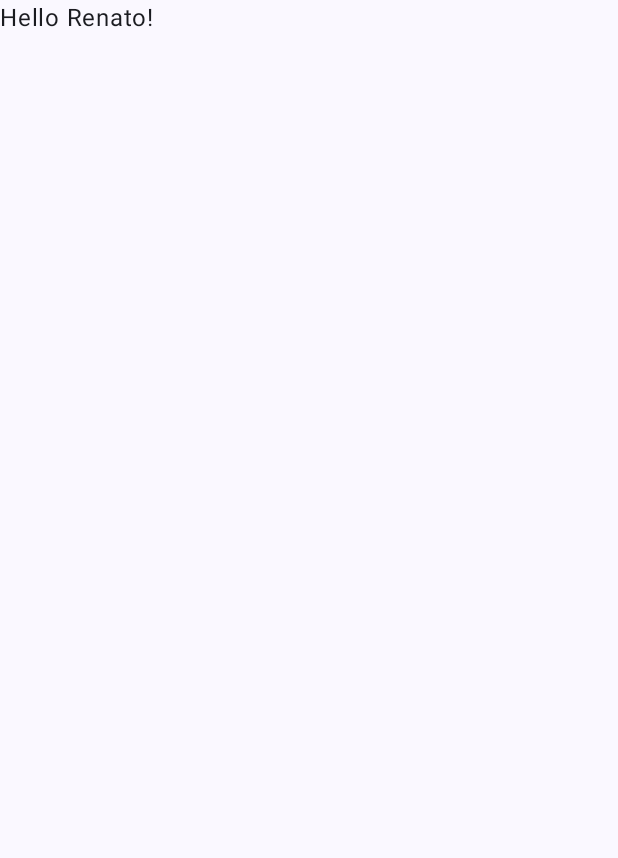
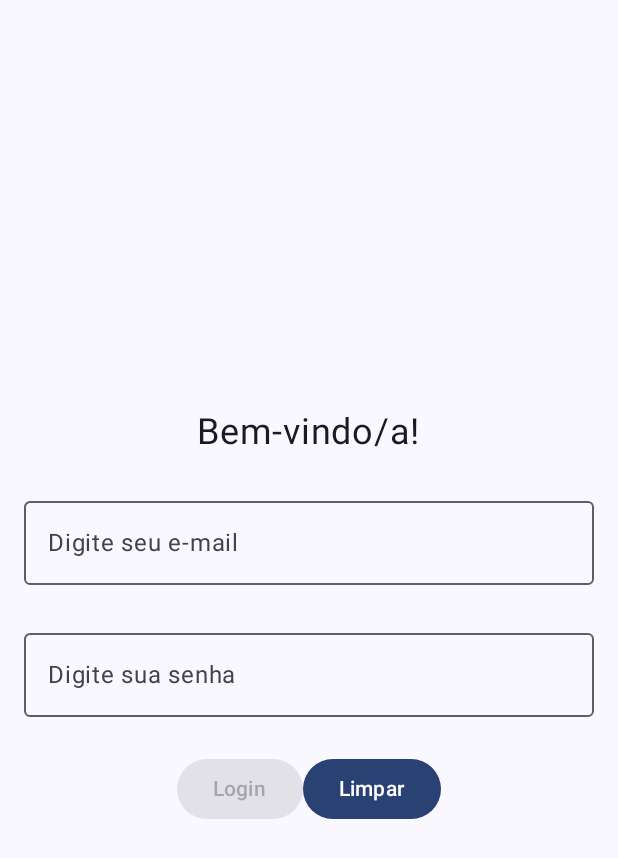
Before and after one commit to renatovanderlei/pdm_praticas, an Android app built with Jetpack Compose: the screen it shows after launch (MainActivity before the commit, LoginActivity after it), on a phone screen of 412 x 824 dp. Before the commit the part shown is almost empty. Shown: the top 858 px of the screen. Run offline under Robolectric (Android 15) with nearby library versions, the phone set to English and light mode, and no system bars.

Commit message:
Prática 01 – Parte 2

```diff
--- a/app/src/main/AndroidManifest.xml
+++ b/app/src/main/AndroidManifest.xml
@@ -13,6 +13,17 @@
         android:theme="@style/Theme.WeatherApp"
         tools:targetApi="31">
         <activity
+            android:name=".LoginActivity"
+            android:exported="true"
+            android:label="@string/title_activity_login"
+            android:theme="@style/Theme.WeatherApp">
+            <intent-filter>
+                <action android:name="android.intent.action.MAIN" />
+
+                <category android:name="android.intent.category.LAUNCHER" />
+            </intent-filter>
+        </activity>
+        <activity
             android:name=".MainActivity"
             android:exported="true"
             android:label="@string/app_name"
--- /dev/null
+++ b/app/src/main/java/com/weatherapp/LoginActivity.kt
@@ -0,0 +1,104 @@
+package com.weatherapp
+
+import android.app.Activity
+import android.os.Bundle
+import android.widget.Toast
+import androidx.activity.ComponentActivity
+import androidx.activity.compose.setContent
+import androidx.activity.enableEdgeToEdge
+import androidx.compose.foundation.layout.Arrangement
+import androidx.compose.foundation.layout.Column
+import androidx.compose.foundation.layout.Row
+import androidx.compose.foundation.layout.Spacer
+import androidx.compose.foundation.layout.fillMaxSize
+import androidx.compose.foundation.layout.fillMaxWidth
+import androidx.compose.foundation.layout.padding
+import androidx.compose.foundation.layout.size
+import androidx.compose.material3.Button
+import androidx.compose.material3.OutlinedTextField
+import androidx.compose.material3.Scaffold
+import androidx.compose.material3.Text
+import androidx.compose.runtime.Composable
+import androidx.compose.runtime.getValue
+import androidx.compose.runtime.mutableStateOf
+import androidx.compose.runtime.saveable.rememberSaveable
+import androidx.compose.runtime.setValue
+import androidx.compose.ui.Alignment.Companion.CenterHorizontally
+import androidx.compose.ui.Modifier
+import androidx.compose.ui.platform.LocalContext
+import androidx.compose.ui.text.input.PasswordVisualTransformation
+import androidx.compose.ui.tooling.preview.Preview
+import androidx.compose.ui.unit.dp
+import androidx.compose.ui.unit.sp
+import com.weatherapp.ui.theme.WeatherAppTheme
+
+class LoginActivity : ComponentActivity() {
+    override fun onCreate(savedInstanceState: Bundle?) {
+        super.onCreate(savedInstanceState)
+        enableEdgeToEdge()
+        setContent {
+            WeatherAppTheme {
+                Scaffold(modifier = Modifier.fillMaxSize()) { innerPadding ->
+                    Column(modifier = Modifier.padding(innerPadding)) {
+                        LoginPage()
+                    }
+                }
+            }
+        }
+    }
+}
+
+@Preview(showBackground = true)
+@Composable
+fun LoginPage(modifier: Modifier = Modifier) {
+    var email by rememberSaveable { mutableStateOf("") }
+    var password by rememberSaveable { mutableStateOf("") }
+    val activity = LocalContext.current as? Activity
+    Column(
+        modifier = modifier.padding(16.dp).fillMaxSize(),
+        verticalArrangement = Arrangement.Center,
+        horizontalAlignment = CenterHorizontally,
+    ) {
+        Text(
+            text = "Bem-vindo/a!",
+            fontSize = 24.sp
+        )
+
+        Spacer(modifier = Modifier.size(24.dp))
+
+        OutlinedTextField(
+            value = email,
+            label = { Text(text = "Digite seu e-mail") },
+            modifier = modifier.fillMaxWidth(),
+            onValueChange = { email = it }
+        )
+
+        Spacer(modifier = Modifier.size(24.dp))
+
+        OutlinedTextField(
+            value = password,
+            label = { Text(text = "Digite sua senha") },
+            modifier = modifier.fillMaxWidth(),
+            onValueChange = { password = it },
+            visualTransformation = PasswordVisualTransformation()
+        )
+
+        Spacer(modifier = Modifier.size(24.dp))
+
+        Row(modifier = modifier) {
+            Button(
+                onClick = {
+                    Toast.makeText(activity, "Login OK!", Toast.LENGTH_LONG).show()
+                },
+                enabled = email.isNotEmpty() && password.isNotEmpty()
+            ) {
+                Text("Login")
+            }
+            Button(
+                onClick = { email = ""; password = "" }
+            ) {
+                Text("Limpar")
+            }
+        }
+    }
+}
--- a/app/src/main/res/values/strings.xml
+++ b/app/src/main/res/values/strings.xml
@@ -1,3 +1,4 @@
 <resources>
     <string name="app_name">WeatherApp</string>
+    <string name="title_activity_login">LoginActivity</string>
 </resources>
```
